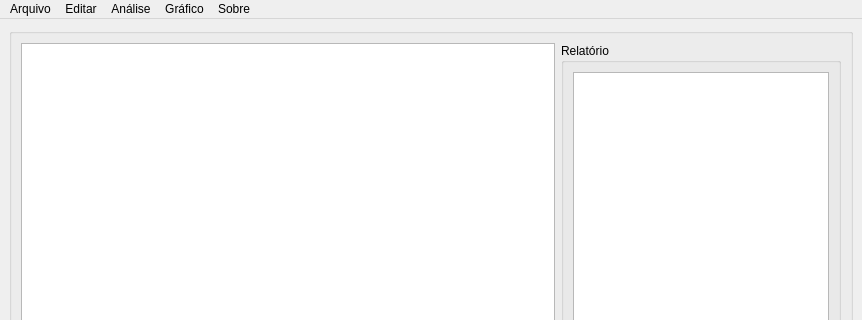
Old version of the form layout/main.ui in the repository marconso/criador_de_graficos; both pictures show x 0 to 862 and y 0 to 320 of the 862 by 565 pixel window.
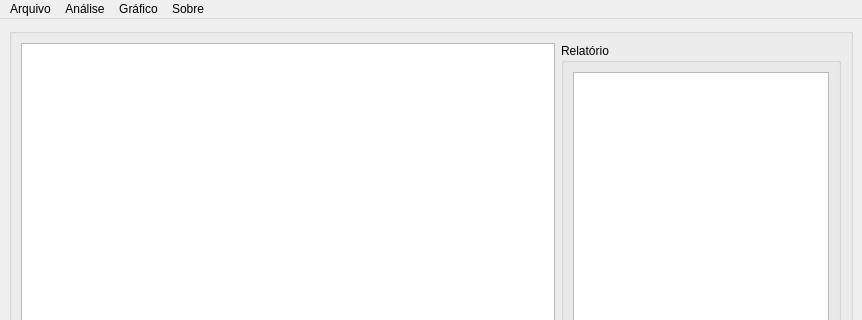
New version of the form.

Commit message: remoção de colunas desabilitado - correção da escrita de tabela após dropna

```diff
--- a/layout/main.ui
+++ b/layout/main.ui
@@ -79,13 +79,6 @@
     <addaction name="actionSalvar_gr_fico"/>
     <addaction name="separator"/>
    </widget>
-   <widget class="QMenu" name="menuEditar">
-    <property name="title">
-     <string>Editar</string>
-    </property>
-    <addaction name="actionFiltrar_dados"/>
-    <addaction name="actionConcatenar_dados"/>
-   </widget>
    <widget class="QMenu" name="menuSobre">
     <property name="title">
      <string>Sobre</string>
@@ -113,7 +106,6 @@
     <addaction name="menuTestes"/>
    </widget>
    <addaction name="menuAbrir"/>
-   <addaction name="menuEditar"/>
    <addaction name="menuAnalise"/>
    <addaction name="menuGr_fico"/>
    <addaction name="menuSobre"/>
```
The commit also changes 1 other file.
